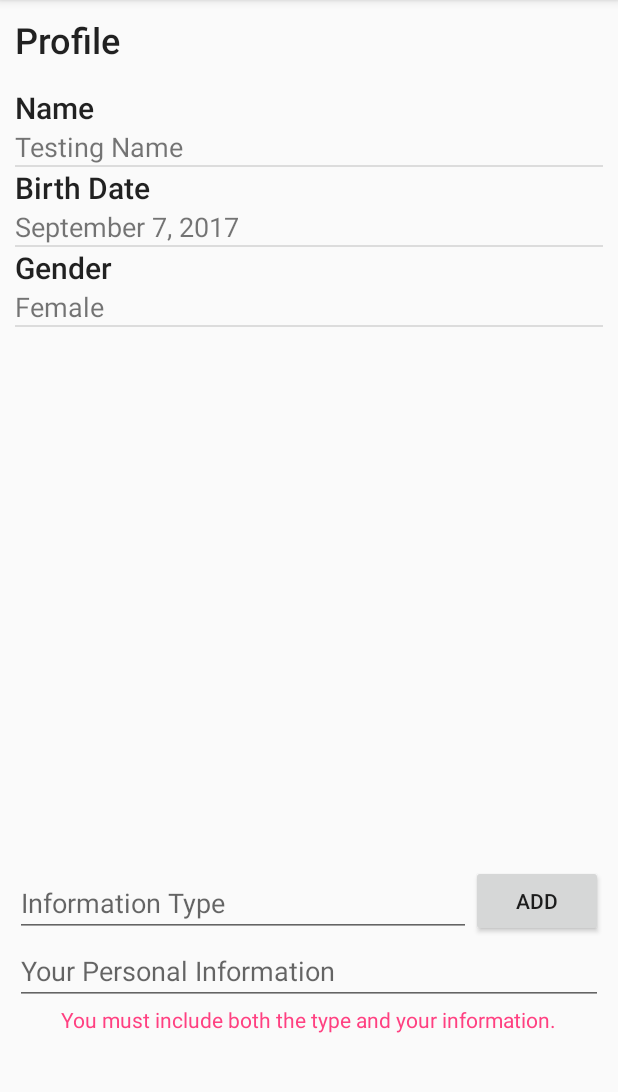
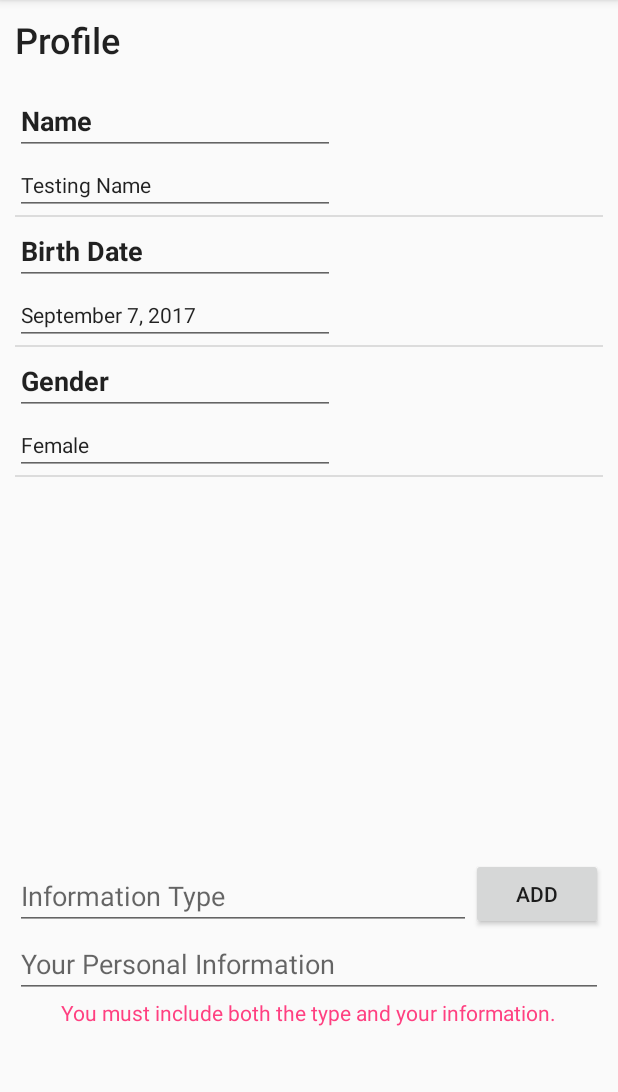
Before and after one commit to mat2567/OnTheSpectrum, an Android app: the ProfileActivity screen opened directly, with no data from a screen before it, on a phone screen of 412 x 824 dp, the part 84-1176 px from its top. Run offline under Robolectric (Android 15) with nearby library versions, the light colour scheme and no system bars.

Commit message:
Can edit existing fields

```diff
--- a/app/src/main/java/com/ots/tdd/onthespectrum/ProfileActivity.java
+++ b/app/src/main/java/com/ots/tdd/onthespectrum/ProfileActivity.java
@@ -41,8 +41,8 @@ public class ProfileActivity extends AppCompatActivity {
                             .inflate(R.layout.profile_item, null, false);
                 }
 
-                TextView infoType = (TextView)convertView.findViewById(R.id.infoType);
-                TextView userInfo = (TextView)convertView.findViewById(R.id.userInfo);
+                EditText infoType = (EditText) convertView.findViewById(R.id.infoType);
+                EditText userInfo = (EditText) convertView.findViewById(R.id.userInfo);
 
                 infoType.setText(current.infoType);
                 userInfo.setText(current.userInfo);
--- a/app/src/main/res/layout/activity_profile.xml
+++ b/app/src/main/res/layout/activity_profile.xml
@@ -24,10 +24,6 @@
         android:layout_width="wrap_content"
         android:layout_height="327dp"
         android:layout_weight="0.72"></ListView>
-
-    <Space
-        android:layout_width="match_parent"
-        android:layout_height="15dp" />
 
     <RelativeLayout
         android:layout_width="match_parent"
--- a/app/src/main/res/layout/profile_item.xml
+++ b/app/src/main/res/layout/profile_item.xml
@@ -1,21 +1,25 @@
 <?xml version="1.0" encoding="utf-8"?>
 <LinearLayout xmlns:android="http://schemas.android.com/apk/res/android"
+    xmlns:tools="http://schemas.android.com/tools"
     android:orientation="vertical" android:layout_width="match_parent"
     android:layout_height="match_parent">
 
-    <TextView
+    <EditText
         android:id="@+id/infoType"
         android:layout_width="match_parent"
         android:layout_height="wrap_content"
-        android:text="Type of Information"
-        android:textAppearance="@style/TextAppearance.AppCompat.Body2"
-        android:textSize="20sp" />
+        android:ems="10"
+        android:inputType="textPersonName"
+        android:text="Information Type"
+        android:textStyle="bold" />
 
-    <TextView
+    <EditText
         android:id="@+id/userInfo"
         android:layout_width="match_parent"
         android:layout_height="wrap_content"
-        android:text="Your Personal Information"
-        android:textSize="18sp" />
+        android:ems="10"
+        android:hint="Your Personal Information"
+        android:inputType="textPersonName"
+        android:textSize="14sp" />
 
 </LinearLayout>
```
